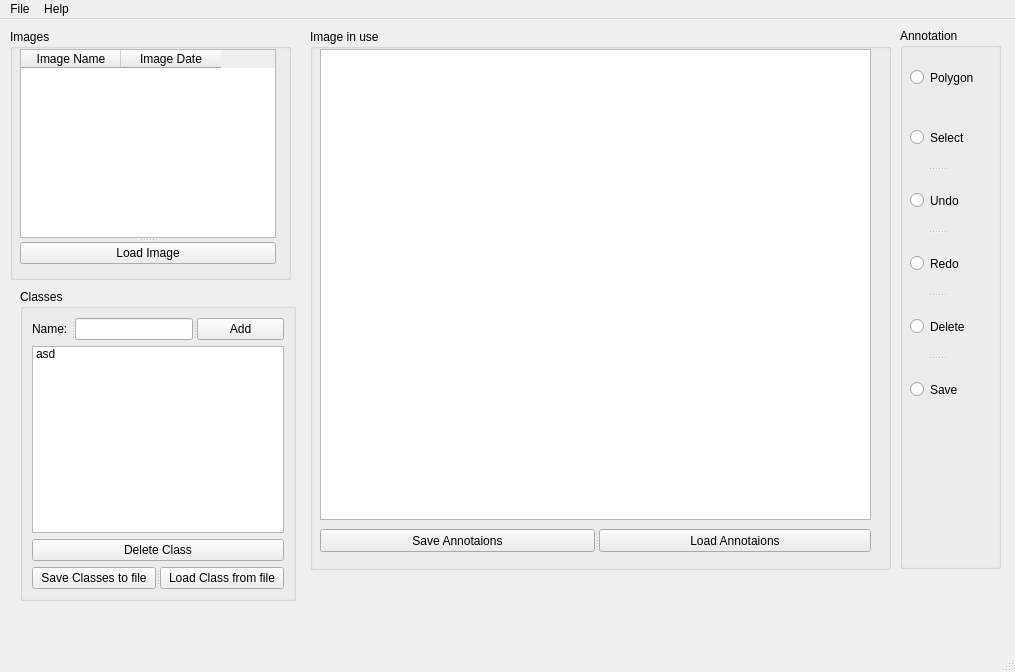
Old version of the form mainwindow.ui in the repository SDI-Group-35/Project.
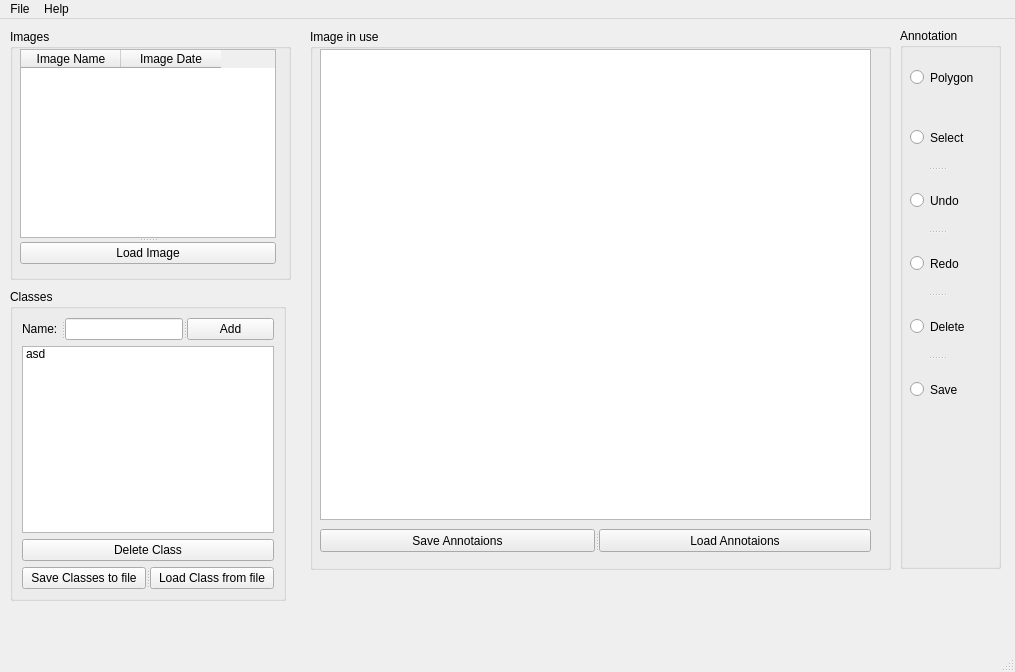
New version of the form.

The edit to the form file:
```diff
--- a/mainwindow.ui
+++ b/mainwindow.ui
@@ -83,7 +83,7 @@
    <widget class="QGroupBox" name="groupBox_2">
     <property name="geometry">
      <rect>
-      <x>20</x>
+      <x>10</x>
       <y>270</y>
       <width>276</width>
       <height>312</height>
```
Left out of the diff: 2 changed lines with no effect on the pictures.
